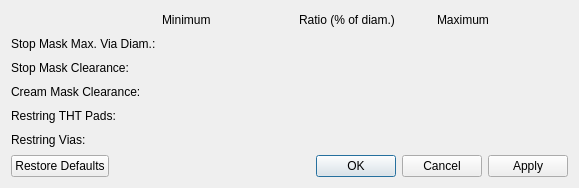
LibrePCB/LibrePCB, file libs/librepcb/editor/project/boardeditor/boarddesignrulesdialog.ui: the form before one commit.
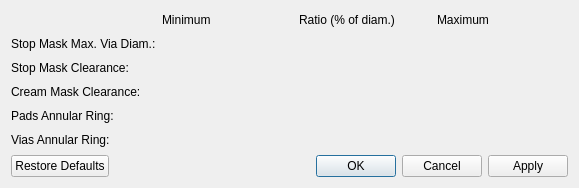
The form after the commit. Custom widgets are drawn as their Qt base class.

Commit message:
Rename term "restring" to "annular ring" everywhere
The term annular ring seems to be used much more commonly than restring
(e.g. in PCB manufacturers capabilities sheets), so let's use it in
LibrePCB as well.

```diff
--- a/libs/librepcb/editor/project/boardeditor/boarddesignrulesdialog.ui
+++ b/libs/librepcb/editor/project/boardeditor/boarddesignrulesdialog.ui
@@ -57,7 +57,7 @@
    <item row="4" column="0">
     <widget class="QLabel" name="label_7">
      <property name="text">
-      <string>Restring THT Pads:</string>
+      <string>Pads Annular Ring:</string>
      </property>
     </widget>
    </item>
@@ -90,7 +90,7 @@
    <item row="5" column="0">
     <widget class="QLabel" name="label_10">
      <property name="text">
-      <string>Restring Vias:</string>
+      <string>Vias Annular Ring:</string>
      </property>
     </widget>
    </item>
```
Left out of the diff: 24 changed lines with no effect on the pictures. The commit also changes 14 other files.
